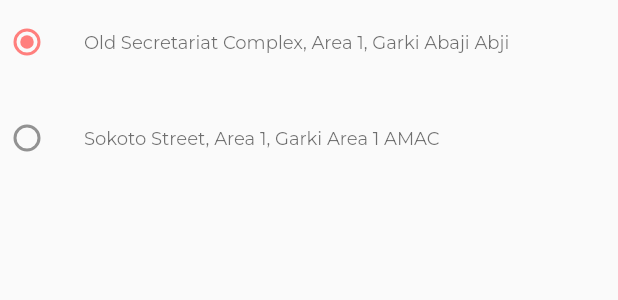
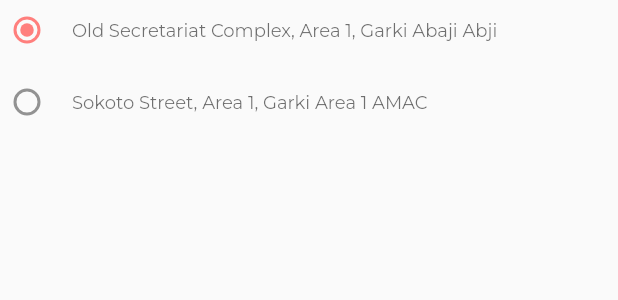
Before and after one commit to JamiuJimoh/HNG_timbu2, a Flutter app: the CustomRadio widget shown alone on an empty page, opened directly, on a phone screen of 412 x 824 dp. Shown: the top 300 px of the screen. Run offline on Flutter 3.47's test engine with Material 3 defaults, Android fonts, the phone set to English and light mode, and no system bars; our stand-ins replace flutter_dotenv, flutter_riverpod, flutter_svg, go_router, google_fonts; network calls fail.

Commit message:
update documentation

```diff
--- a/lib/src/views/checkout/checkout_page.dart
+++ b/lib/src/views/checkout/checkout_page.dart
@@ -48,8 +48,9 @@ class CheckoutPage extends ConsumerWidget {
                   ),
                   const SizedBox(height: 21.0),
                   const TexFieldLabel(text: 'Pickup'),
+                  const SizedBox(height: 8.0),
                   const CustomRadio(),
-                  const SizedBox(height: 21.0),
+                  const SizedBox(height: 35.0),
                   const TexFieldLabel(text: 'Delivery'),
                   const SizedBox(height: 12.0),
                   const SizedBox(
--- a/lib/src/views/checkout/custom_radio.dart
+++ b/lib/src/views/checkout/custom_radio.dart
@@ -22,6 +22,10 @@ class _CustomRadioState extends State<CustomRadio> {
           dense: false,
           contentPadding: EdgeInsets.zero,
           groupValue: _pickup,
+          visualDensity: const VisualDensity(
+            horizontal: VisualDensity.minimumDensity,
+            vertical: VisualDensity.minimumDensity,
+          ),
           onChanged: (pickup) {
             if (pickup == null) return;
             setState(() {
@@ -43,6 +47,10 @@ class _CustomRadioState extends State<CustomRadio> {
           contentPadding: EdgeInsets.zero,
           dense: true,
           groupValue: _pickup,
+          visualDensity: const VisualDensity(
+            horizontal: VisualDensity.minimumDensity,
+            vertical: VisualDensity.minimumDensity,
+          ),
           onChanged: (pickup) {
             if (pickup == null) return;
             setState(() {
```
Also changed, not shown: lib/src/views/products/category_section.dart (+10 -0 lines).
